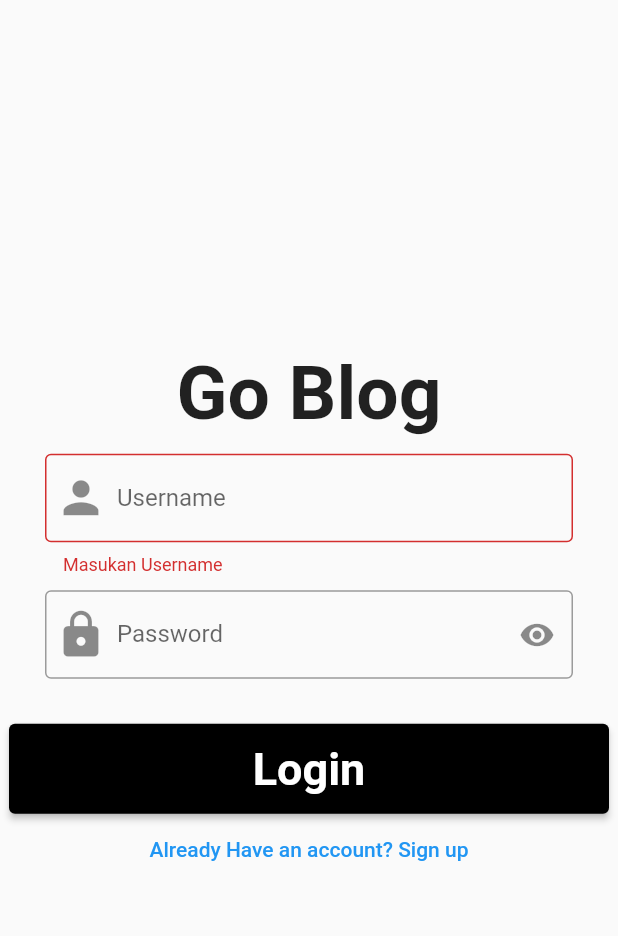
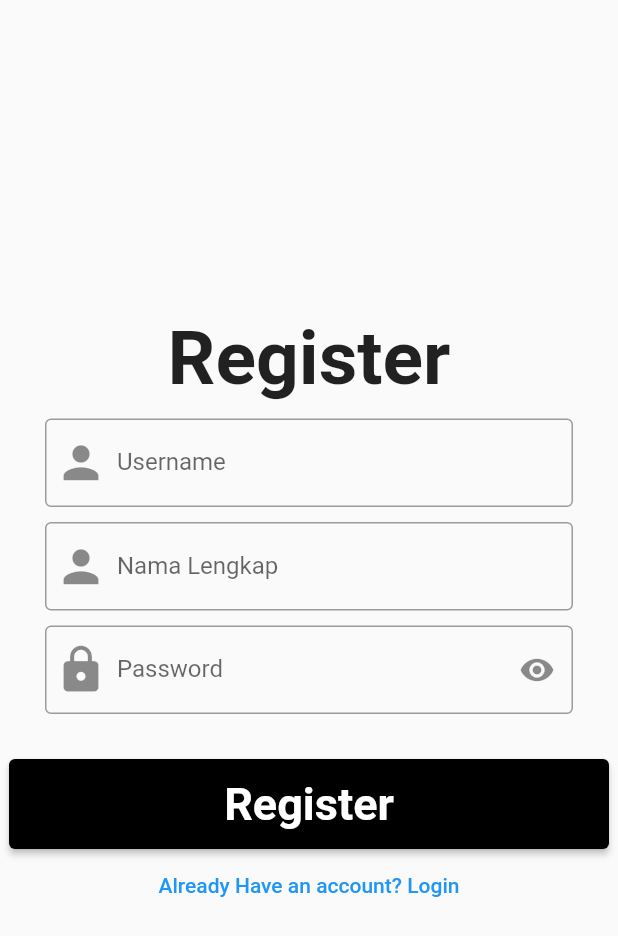
Before and after one commit to MarioSandy/BlogApp, a Flutter app: the screen it shows after launch, after a tap on "Login", after a tap on "Already Have an account? Sign up", on a phone screen of 412 x 824 dp. Shown: the top 936 px of the screen. Run offline on Flutter 3.47's test engine with Material 2 defaults, Android fonts, the phone set to English and light mode, and no system bars; our stand-ins replace firebase_auth, firebase_core, firebase_database; missing offline and left inert: quill_format, zefyrka; accounts and stored records are empty.

Commit message:
Register and login

```diff
--- a/lib/login.dart
+++ b/lib/login.dart
@@ -5,6 +5,7 @@ import 'package:firebase_core/firebase_core.dart';
 import 'package:firebase_auth/firebase_auth.dart';
 import './auth_services.dart';
 import './createBlog.dart';
+import './register.dart';
 
 class login extends StatefulWidget {
   const login({Key? key}) : super(key: key);
@@ -116,7 +117,7 @@ class loginState extends State<login> {
               child: Column(children: [
                 ElevatedButton(
                   onPressed: () async {
-                    if (_formKeyuser.currentState!.validate() &&
+                    if (_formKeyuser.currentState!.validate() ||
                         _formkeypass.currentState!.validate()) {
                       loginValidate();
                     }
@@ -131,7 +132,7 @@ class loginState extends State<login> {
                       onPrimary: Colors.white),
                 ),
                 TextButton(
-                    onPressed: loginValidate,
+                    onPressed: gotoregister,
                     child: Text('Already Have an account? Sign up',
                         textAlign: TextAlign.right))
               ]),
@@ -162,6 +163,11 @@ class loginState extends State<login> {
     ;
   }
 
+  void gotoregister() {
+    Navigator.push(
+        context, MaterialPageRoute(builder: (context) => register()));
+  }
+
   void _togglePasswordview() {
     if (hidePassword == true) {
       hidePassword = false;
--- a/lib/register.dart
+++ b/lib/register.dart
@@ -0,0 +1,214 @@
+import 'package:blog_app/createBlog.dart';
+import 'package:blog_app/login.dart';
+import 'package:flutter/material.dart';
+import 'package:firebase_database/firebase_database.dart';
+import 'package:firebase_core/firebase_core.dart';
+import 'package:firebase_auth/firebase_auth.dart';
+import './auth_services.dart';
+import './createBlog.dart';
+import 'login.dart';
+
+class register extends StatefulWidget {
+  const register({Key? key}) : super(key: key);
+
+  @override
+  State<register> createState() => registerState();
+}
+
+class registerState extends State<register> {
+  var _formKeyuser = GlobalKey<FormState>();
+  var _formkeypass = GlobalKey<FormState>();
+  var _formkeynama = GlobalKey<FormState>();
+  var currentUser;
+  bool hidePassword = true;
+  static FirebaseAuth _auth = FirebaseAuth.instance;
+
+  TextEditingController _fieldusername = TextEditingController();
+  TextEditingController _fieldpassword = TextEditingController();
+  TextEditingController _fieldnama = TextEditingController();
+  @override
+  Widget build(BuildContext context) {
+    return MaterialApp(
+      home: Scaffold(
+        body: Column(mainAxisAlignment: MainAxisAlignment.center, children: [
+          Container(
+            child: Padding(
+              padding: const EdgeInsets.fromLTRB(0, 0, 0, 10),
+              child: Column(children: [
+                Text(
+                  "Register",
+                  textAlign: TextAlign.center,
+                  style: TextStyle(fontWeight: FontWeight.bold, fontSize: 50),
+                ),
+              ]),
+            ),
+          ),
+          Container(
+              child: Form(
+            key: _formKeyuser,
+            child: Column(children: [
+              Container(
+                child: Padding(
+                    padding: const EdgeInsets.fromLTRB(30, 0, 30, 10),
+                    child: Column(
+                      mainAxisAlignment: MainAxisAlignment.center,
+                      children: [
+                        TextFormField(
+                          controller: _fieldusername,
+                          autocorrect: false,
+                          textAlign: TextAlign.left,
+                          decoration: InputDecoration(
+                              border: OutlineInputBorder(),
+                              prefixIcon: Icon(
+                                Icons.person,
+                                size: 35,
+                              ),
+                              labelText: 'Username'),
+                          validator: (value) {
+                            if (value!.isEmpty) {
+                              return 'Masukan Username';
+                            }
+                            return null;
+                          },
+                        ),
+                      ],
+                    )),
+              ),
+            ]),
+          )),
+          Container(
+              child: Form(
+            key: _formkeynama,
+            child: Column(children: [
+              Container(
+                child: Padding(
+                    padding: const EdgeInsets.fromLTRB(30, 0, 30, 10),
+                    child: Column(
+                      mainAxisAlignment: MainAxisAlignment.center,
+                      children: [
+                        TextFormField(
+                          controller: _fieldnama,
+                          autocorrect: false,
+                          textAlign: TextAlign.left,
+                          decoration: InputDecoration(
+                              border: OutlineInputBorder(),
+                              prefixIcon: Icon(
+                                Icons.person,
+                                size: 35,
+                              ),
+                              labelText: 'Nama Lengkap'),
+                          validator: (value) {
+                            if (value!.isEmpty) {
+                              return 'Masukan Nama Lengkap';
+                            }
+                            return null;
+                          },
+                        ),
+                      ],
+                    )),
+              ),
+            ]),
+          )),
+          Container(
+              child: Form(
+                  key: _formkeypass,
+                  child: Column(children: [
+                    Container(
+                      child: Padding(
+                          padding: const EdgeInsets.fromLTRB(30, 0, 30, 10),
+                          child: Column(
+                            children: [
+                              TextFormField(
+                                obscureText: hidePassword,
+                                controller: _fieldpassword,
+                                autocorrect: false,
+                                textAlign: TextAlign.left,
+                                decoration: InputDecoration(
+                                    suffixIcon: InkWell(
+                                      onTap: _togglePasswordview,
+                                      child: Icon(
+                                        Icons.visibility,
+                                      ),
+                                    ),
+                                    border: OutlineInputBorder(),
+                                    prefixIcon: Icon(
+                                      Icons.lock,
+                                      size: 35,
+                                    ),
+                                    labelText: 'Password'),
+                                validator: (value) {
+                                  if (value!.isEmpty) {
+                                    return 'Masukan Password';
+                                  }
+                                  return null;
+                                },
+                              ),
+                            ],
+                          )),
+                    )
+                  ]))),
+          Container(
+            child: Padding(
+              padding: const EdgeInsets.fromLTRB(0, 20, 0, 0),
+              child: Column(children: [
+                ElevatedButton(
+                  onPressed: () async {
+                    if (_formKeyuser.currentState!.validate() ||
+                        _formkeypass.currentState!.validate()) {
+                      loginValidate();
+                    }
+                  },
+                  child: Text(
+                    'Register',
+                    style: TextStyle(fontWeight: FontWeight.bold, fontSize: 30),
+                  ),
+                  style: ElevatedButton.styleFrom(
+                      minimumSize: Size(400, 60),
+                      primary: Colors.black,
+                      onPrimary: Colors.white),
+                ),
+                TextButton(
+                    onPressed: gotologin,
+                    child: Text('Already Have an account? Login',
+                        textAlign: TextAlign.right))
+              ]),
+            ),
+          )
+        ]),
+      ),
+    );
+  }
+
+  void loginValidate() async {
+    try {
+      UserCredential userCredential = await FirebaseAuth.instance
+          .signInWithEmailAndPassword(
+              email: _fieldusername.text, password: _fieldpassword.text);
+      currentUser = FirebaseAuth.instance.currentUser;
+    } on FirebaseAuthException catch (e) {
+      if (e.code == 'user-not-found') {
+        print('Username Tidak ada');
+      } else if (e.code == 'wrong-password') {
+        print('Password Salah');
+      }
+    }
+    if (currentUser != null) {
+      Navigator.push(
+          context, MaterialPageRoute(builder: (context) => CreateBlog()));
+    }
+    ;
+  }
+
+  void gotologin() {
+    Navigator.push(context, MaterialPageRoute(builder: (context) => login()));
+  }
+
+  void _togglePasswordview() {
+    if (hidePassword == true) {
+      hidePassword = false;
+    } else {
+      hidePassword = true;
+    }
+    setState(() {});
+  }
+}
```
